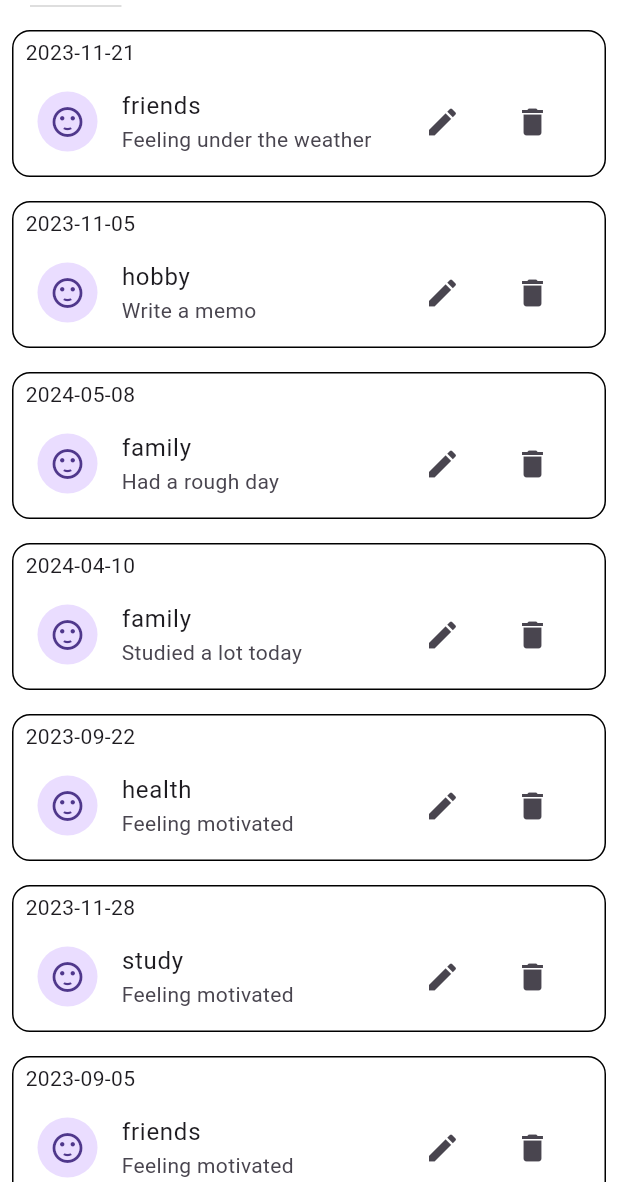
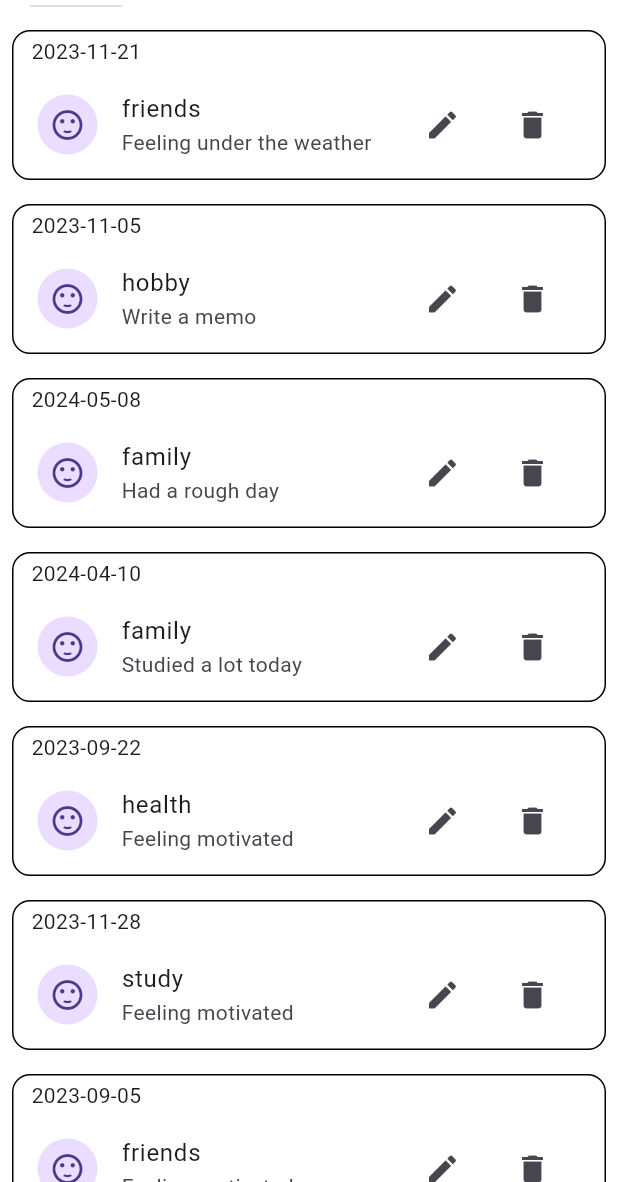
Before and after one commit to bellaria19/Ego, a Flutter app: the EmotionScreen widget shown alone on an empty page, opened directly, on a phone screen of 412 x 824 dp, the part 54-1236 px from its top. Run offline on Flutter 3.47's test engine with Material 3 defaults, Android fonts, the phone set to English and light mode, and no system bars; our stand-ins replace flutter_dotenv, flutter_rating_bar, font_awesome_flutter, google_fonts, supabase_flutter, syncfusion_flutter_charts; missing offline and left inert: supabase_auth_ui; accounts and stored records are empty; statements that could not run were skipped.

Commit message:
Split Widget & Edit import

```diff
--- a/lib/screens/home/home_screen.dart
+++ b/lib/screens/home/home_screen.dart
@@ -1,6 +1,5 @@
 import 'package:ego/screens/home/day_reward.dart';
 import 'package:ego/screens/home/select_emotion_screen.dart';
-import 'package:ego/utils/constants.dart';
 import 'package:flutter/material.dart';
 import 'package:font_awesome_flutter/font_awesome_flutter.dart';
 
@@ -45,7 +44,7 @@ class _HomeScreenState extends State<HomeScreen> {
                         showDialog(
                           context: context,
                           builder: (BuildContext context) {
-                            return const DayReward();
+                            return DayReward();
                           },
                         );
                       },
--- a/lib/screens/record/emotion_screen.dart
+++ b/lib/screens/record/emotion_screen.dart
@@ -1,4 +1,5 @@
 import 'package:ego/models/emotion.dart';
+import 'package:ego/screens/record/emotion_tile.dart';
 import 'package:ego/screens/record/empty_emotion.dart';
 import 'package:flutter/material.dart';
 
@@ -53,50 +54,7 @@ class _EmotionScreenState extends State<EmotionScreen> {
                       final emotion = dummyEmotions[index];
                       return Padding(
                         padding: const EdgeInsets.all(8.0),
-                        child: Container(
-                          decoration: BoxDecoration(
-                            borderRadius: BorderRadius.circular(12),
-                            border: Border.all(),
-                          ),
-                          child: Column(
-                            children: [
-                              Container(
-                                margin: const EdgeInsets.only(top: 4),
-                                padding: const EdgeInsets.only(left: 8),
-                                alignment: Alignment.topLeft,
-                                child: Text(
-                                  emotion.date.toString(),
-                                ),
-                              ),
-                              ListTile(
-                                leading: const CircleAvatar(
-                                  child: Icon(Icons.sentiment_satisfied),
-                                ),
-                                title: Text(emotion.keyword),
-                                subtitle: Text(emotion.memo.isNotEmpty
-                                    ? emotion.memo
-                                    : 'Write a memo'),
-                                trailing: Wrap(
-                                  spacing: 12,
-                                  children: <Widget>[
-                                    IconButton(
-                                      icon: const Icon(Icons.edit),
-                                      onPressed: () {},
-                                    ),
-                                    IconButton(
-                                      icon: const Icon(Icons.delete),
-                                      onPressed: () {
-                                        setState(() {
-                                          dummyEmotions.removeAt(index);
-                                        });
-                                      },
-                                    )
-                                  ],
-                                ),
-                              )
-                            ],
-                          ),
-                        ),
+                        child: EmotionTile(emotion: emotion),
                       );
                     },
                   ),
--- a/pubspec.yaml
+++ b/pubspec.yaml
@@ -43,6 +43,8 @@ dependencies:
   syncfusion_flutter_charts: ^26.1.40
   google_fonts: ^6.2.1
   flutter_rating_bar: ^4.0.1
+  google_sign_in: ^6.2.1
+  sign_in_with_apple: ^6.1.1
 
 dev_dependencies:
   flutter_test:
```
Also changed, not shown: lib/screens/profile/setting_screen.dart (+3 -63 lines), lib/screens/record/quest_screen.dart (+1 -51 lines), pubspec.lock.
